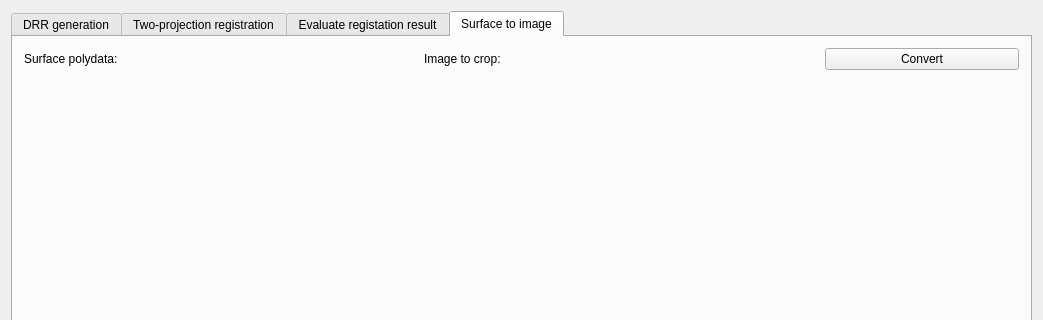
This is Plugins/org.mitk.lancet.nodeeditor/src/internal/NodeEditorControls.ui in zzhou7/MITK_lancet as Qt 5 draws it before an edit; both pictures show x 0 to 1043 and y 0 to 320 of the 1043 by 996 pixel window. The edited form follows.
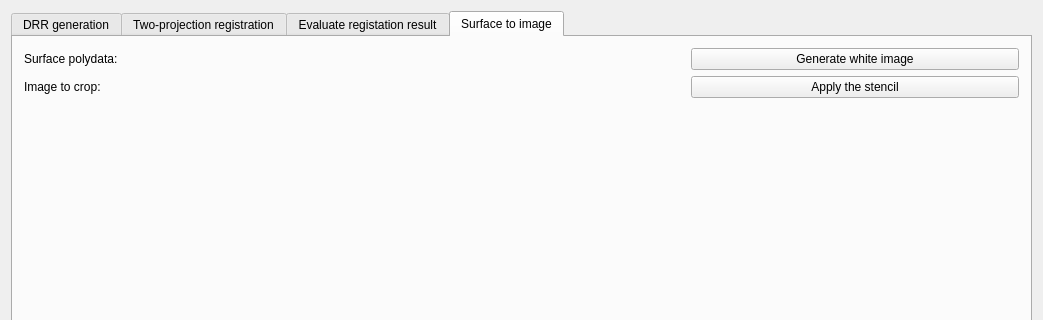
This is the edited form. The open tabs and pages were chosen to show the change. Custom widgets are drawn as their Qt base class.

Patch:
```diff
--- a/Plugins/org.mitk.lancet.nodeeditor/src/internal/NodeEditorControls.ui
+++ b/Plugins/org.mitk.lancet.nodeeditor/src/internal/NodeEditorControls.ui
@@ -1135,34 +1135,41 @@
       </attribute>
       <layout class="QVBoxLayout" name="verticalLayout_4">
        <item>
-        <layout class="QHBoxLayout" name="horizontalLayout_8">
-         <item>
+        <layout class="QGridLayout" name="gridLayout">
+         <item row="0" column="0">
           <widget class="QLabel" name="label_22">
            <property name="text">
             <string>Surface polydata: </string>
            </property>
           </widget>
          </item>
-         <item>
+         <item row="0" column="2">
+          <widget class="QPushButton" name="generateWhiteImagePushButton">
+           <property name="text">
+            <string>Generate white image</string>
+           </property>
+          </widget>
+         </item>
+         <item row="0" column="1">
           <widget class="QmitkSingleNodeSelectionWidget" name="widget_Poly" native="true"/>
          </item>
-         <item>
+         <item row="1" column="0">
           <widget class="QLabel" name="label_26">
            <property name="text">
             <string>Image to crop:</string>
            </property>
           </widget>
          </item>
-         <item>
-          <widget class="QmitkSingleNodeSelectionWidget" name="widget_CropImage" native="true"/>
-         </item>
-         <item>
+         <item row="1" column="2">
           <widget class="QPushButton" name="surfaceToImagePushButton">
            <property name="text">
-            <string>Convert</string>
+            <string>Apply the stencil</string>
            </property>
           </widget>
          </item>
+         <item row="1" column="1">
+          <widget class="QmitkSingleNodeSelectionWidget" name="widget_CropImage" native="true"/>
+         </item>
         </layout>
        </item>
        <item>
```
Left out of the diff: 6 changed lines with no effect on the pictures.
